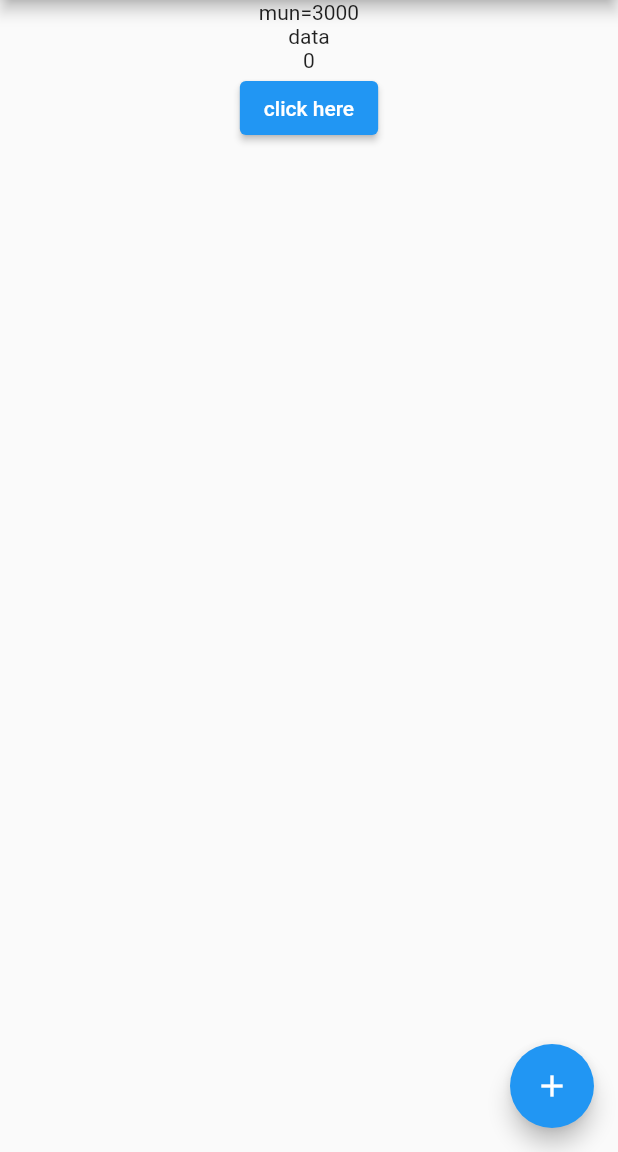
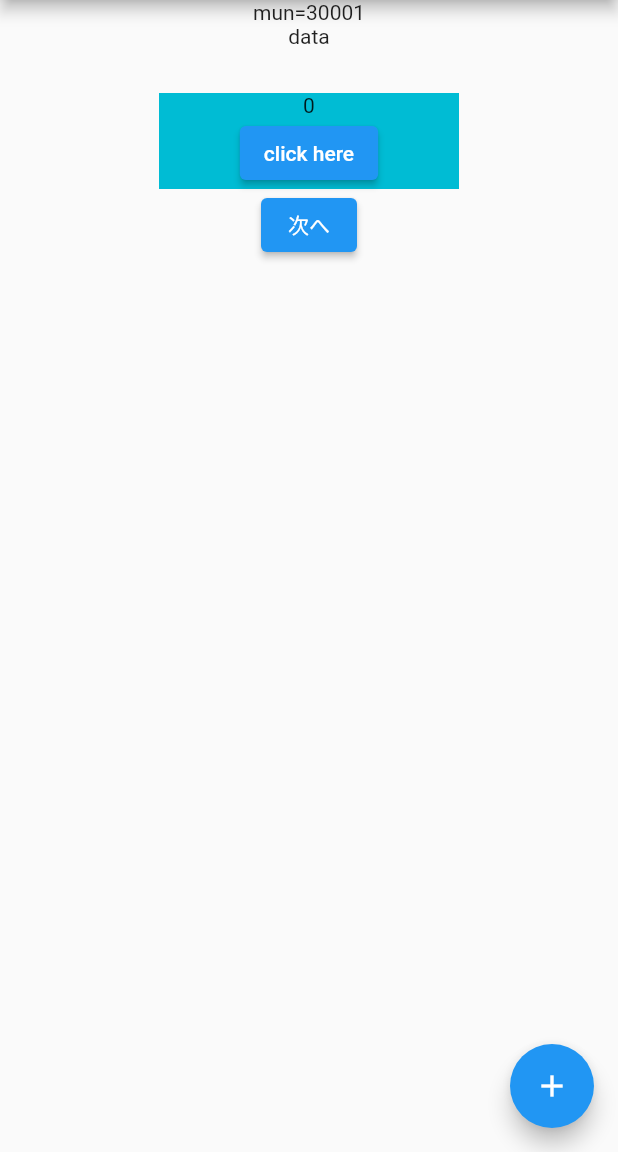
Before and after one commit to kazumahashimoto-rikoten/flutter_application_1, a Flutter app: the screen it shows after launch, on a phone screen of 412 x 824 dp, the part 84-1236 px from its top. Run offline on Flutter 3.47's test engine with Material 2 defaults, Android fonts, the phone set to English and light mode, and no system bars.

Commit message:
Dartちょっといじった/ページのナビゲートとかボタンとか

```diff
--- a/lib/main.dart
+++ b/lib/main.dart
@@ -1,4 +1,5 @@
 import 'package:flutter/material.dart';
+import 'package:flutter_application_1/next_page.dart';
 
 void main() => runApp(const MyApp());
 
@@ -28,6 +29,9 @@ class _CntState extends State<Cnt> {
   @override
   Widget build(BuildContext context) {
     return Container(
+      color: Colors.cyan,
+      width: 200,
+      margin: EdgeInsets.only(top: 30),
       child: Column(
         children: [
           Text("$cnt"),
@@ -49,8 +53,7 @@ class TodoListPage extends StatelessWidget {
   const TodoListPage({Key? key}) : super(key: key);
   @override
   Widget build(BuildContext context) {
-    var myName;
-    myName = 3000;
+    var myName = 30001;
     return Scaffold(
       appBar: AppBar(
         title: const Text('First App'),
@@ -61,6 +64,7 @@ class TodoListPage extends StatelessWidget {
             Text("mun=$myName"),
             Text("data"),
             Cnt(),
+            Pager(),
           ],
         ),
         // child: Text('リスト一覧画面!!!!'),
@@ -99,3 +103,24 @@ class TodoAddPage extends StatelessWidget {
     );
   }
 }
+
+class Pager extends StatelessWidget {
+  const Pager({Key? key}) : super(key: key);
+
+  @override
+  Widget build(BuildContext context) {
+    return Container(
+      child: ElevatedButton(
+        child: Text('次へ'),
+        onPressed: () {
+          //ここに押したら反応する
+          Navigator.push(
+              context,
+              MaterialPageRoute(
+                builder: (context) => NextPage(),
+              ));
+        },
+      ),
+    );
+  }
+}
```
Also changed, not shown: lib/next_page.dart (added, +23 -0 lines).
